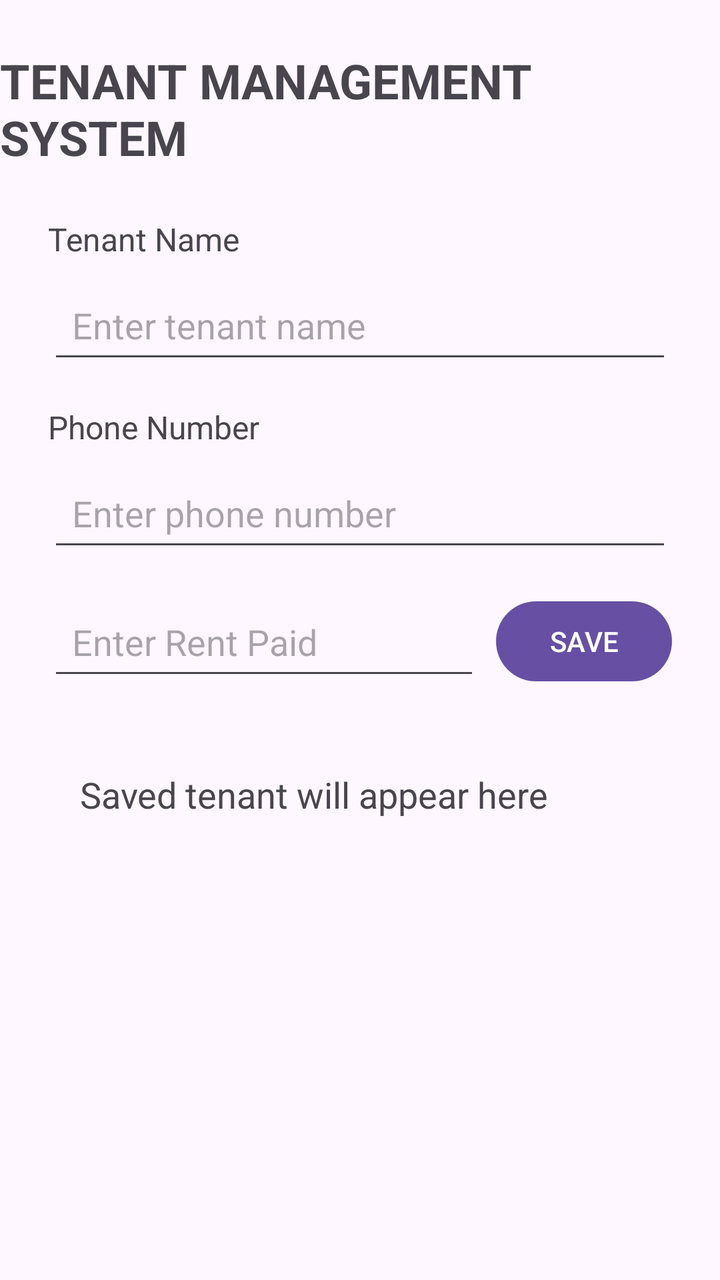
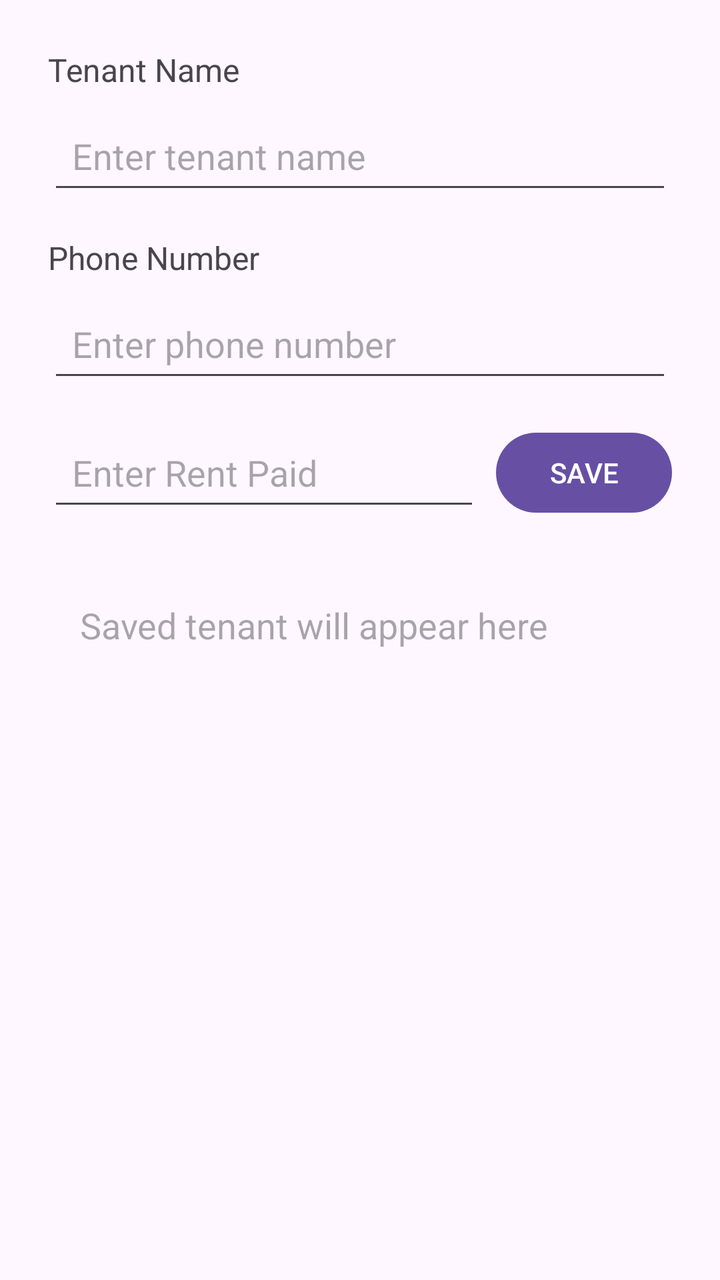

Screens rendered from an Android XML layout before and after an edit, with the pre-edit source and the edit as a unified diff.
<!-- AndroidManifest.xml: application theme Theme.TenantManagementSystem -->
<!-- res/layout/activity_main.xml -->
<?xml version="1.0" encoding="utf-8"?>
<androidx.constraintlayout.widget.ConstraintLayout
    xmlns:android="http://schemas.android.com/apk/res/android"
    xmlns:app="http://schemas.android.com/apk/res-auto"
    android:id="@+id/main"
    android:layout_width="match_parent"
    android:layout_height="match_parent">

    <TextView
        android:id="@+id/titleTextView"
        android:layout_width="wrap_content"
        android:layout_height="wrap_content"
        android:text="TENANT MANAGEMENT SYSTEM"
        android:textSize="24sp"
        android:textStyle="bold"
        android:layout_marginTop="24dp"
        app:layout_constraintTop_toTopOf="parent"
        app:layout_constraintStart_toStartOf="parent"
        app:layout_constraintEnd_toEndOf="parent" />

    <TextView
        android:id="@+id/tenantNameLabel"
        android:layout_width="wrap_content"
        android:layout_height="wrap_content"
        android:text="Tenant Name"
        android:textSize="16sp"
        android:layout_marginTop="24dp"
        android:layout_marginStart="24dp"
        app:layout_constraintTop_toBottomOf="@id/titleTextView"
        app:layout_constraintStart_toStartOf="parent" />

    <EditText
        android:id="@+id/tenantNameEditText"
        android:layout_width="0dp"
        android:layout_height="wrap_content"
        android:hint="Enter tenant name"
        android:minHeight="48dp"
        android:padding="12dp"
        android:layout_marginTop="8dp"
        android:layout_marginStart="24dp"
        android:layout_marginEnd="24dp"
        app:layout_constraintTop_toBottomOf="@id/tenantNameLabel"
        app:layout_constraintStart_toStartOf="parent"
        app:layout_constraintEnd_toEndOf="parent" />

    <TextView
        android:id="@+id/phoneLabel"
        android:layout_width="wrap_content"
        android:layout_height="wrap_content"
        android:text="Phone Number"
        android:textSize="16sp"
        android:layout_marginTop="16dp"
        android:layout_marginStart="24dp"
        app:layout_constraintTop_toBottomOf="@id/tenantNameEditText"
        app:layout_constraintStart_toStartOf="parent" />

    <EditText
        android:id="@+id/phoneEditText"
        android:layout_width="0dp"
        android:layout_height="wrap_content"
        android:hint="Enter phone number"
        android:inputType="phone"
        android:minHeight="48dp"
        android:padding="12dp"
        android:layout_marginTop="8dp"
        android:layout_marginStart="24dp"
        android:layout_marginEnd="24dp"
        app:layout_constraintTop_toBottomOf="@id/phoneLabel"
        app:layout_constraintStart_toStartOf="parent"
        app:layout_constraintEnd_toEndOf="parent" />

    <EditText
        android:id="@+id/rentEditText"
        android:layout_width="0dp"
        android:layout_height="wrap_content"
        android:hint="Enter Rent Paid"
        android:inputType="numberDecimal"
        android:minHeight="48dp"
        android:padding="12dp"
        android:layout_marginStart="24dp"
        android:layout_marginTop="16dp"
        android:layout_marginEnd="8dp"
        app:layout_constraintTop_toBottomOf="@id/phoneEditText"
        app:layout_constraintStart_toStartOf="parent"
        app:layout_constraintEnd_toStartOf="@id/saveButton" />

    <Button
        android:id="@+id/saveButton"
        android:layout_width="wrap_content"
        android:layout_height="wrap_content"
        android:text="SAVE"
        android:layout_marginEnd="24dp"
        app:layout_constraintTop_toTopOf="@id/rentEditText"
        app:layout_constraintEnd_toEndOf="parent" />

    <TextView
        android:id="@+id/tenantResultTextView"
        android:layout_width="0dp"
        android:layout_height="wrap_content"
        android:text="Saved tenant will appear here"
        android:textSize="18sp"
        android:padding="16dp"
        android:layout_margin="24dp"
        app:layout_constraintTop_toBottomOf="@id/rentEditText"
        app:layout_constraintStart_toStartOf="parent"
        app:layout_constraintEnd_toEndOf="parent" />
</androidx.constraintlayout.widget.ConstraintLayout>
<!-- resources referenced by this layout -->
<resources>
  <style name="Theme.TenantManagementSystem" parent="Base.Theme.TenantManagementSystem" />
  <style name="Base.Theme.TenantManagementSystem" parent="Theme.Material3.DayNight.NoActionBar">
          
          
      </style>
</resources>

<!-- the commit's change to res/layout/activity_main.xml (unified diff, before → after) -->
@@ -1,107 +1,107 @@
 <?xml version="1.0" encoding="utf-8"?>
-<androidx.constraintlayout.widget.ConstraintLayout
-    xmlns:android="http://schemas.android.com/apk/res/android"
-    xmlns:app="http://schemas.android.com/apk/res-auto"
-    android:id="@+id/main"
-    android:layout_width="match_parent"
-    android:layout_height="match_parent">
+<layout xmlns:android="http://schemas.android.com/apk/res/android"
+    xmlns:app="http://schemas.android.com/apk/res-auto">
 
-    <TextView
-        android:id="@+id/titleTextView"
-        android:layout_width="wrap_content"
-        android:layout_height="wrap_content"
-        android:text="TENANT MANAGEMENT SYSTEM"
-        android:textSize="24sp"
-        android:textStyle="bold"
-        android:layout_marginTop="24dp"
-        app:layout_constraintTop_toTopOf="parent"
-        app:layout_constraintStart_toStartOf="parent"
-        app:layout_constraintEnd_toEndOf="parent" />
+    <data>
+        <variable
+            name="tenant"
+            type="com.example.tenantmanagementsystem.Tenant" />
+    </data>
 
-    <TextView
-        android:id="@+id/tenantNameLabel"
-        android:layout_width="wrap_content"
-        android:layout_height="wrap_content"
-        android:text="Tenant Name"
-        android:textSize="16sp"
-        android:layout_marginTop="24dp"
-        android:layout_marginStart="24dp"
-        app:layout_constraintTop_toBottomOf="@id/titleTextView"
-        app:layout_constraintStart_toStartOf="parent" />
+    <androidx.constraintlayout.widget.ConstraintLayout
+        android:id="@+id/main"
+        android:layout_width="match_parent"
+        android:layout_height="match_parent">
 
-    <EditText
-        android:id="@+id/tenantNameEditText"
-        android:layout_width="0dp"
-        android:layout_height="wrap_content"
-        android:hint="Enter tenant name"
-        android:minHeight="48dp"
-        android:padding="12dp"
-        android:layout_marginTop="8dp"
-        android:layout_marginStart="24dp"
-        android:layout_marginEnd="24dp"
-        app:layout_constraintTop_toBottomOf="@id/tenantNameLabel"
-        app:layout_constraintStart_toStartOf="parent"
-        app:layout_constraintEnd_toEndOf="parent" />
+        <TextView
+            android:id="@+id/tenantResultTextView"
+            android:layout_width="0dp"
+            android:layout_height="wrap_content"
+            android:text="@{tenant.summary()}"
+            android:hint="Saved tenant will appear here"
+            android:textSize="18sp"
+            android:padding="16dp"
+            android:layout_margin="24dp"
+            app:layout_constraintTop_toBottomOf="@id/rentEditText"
+            app:layout_constraintStart_toStartOf="parent"
+            app:layout_constraintEnd_toEndOf="parent" />
 
-    <TextView
-        android:id="@+id/phoneLabel"
-        android:layout_width="wrap_content"
-        android:layout_height="wrap_content"
-        android:text="Phone Number"
-        android:textSize="16sp"
-        android:layout_marginTop="16dp"
-        android:layout_marginStart="24dp"
-        app:layout_constraintTop_toBottomOf="@id/tenantNameEditText"
-        app:layout_constraintStart_toStartOf="parent" />
+        <TextView
+            android:id="@+id/tenantNameLabel"
+            android:layout_width="wrap_content"
+            android:layout_height="wrap_content"
+            android:text="Tenant Name"
+            android:textSize="16sp"
+            android:layout_marginTop="24dp"
+            android:layout_marginStart="24dp"
+            app:layout_constraintTop_toTopOf="parent"
+            app:layout_constraintStart_toStartOf="parent" />
 
-    <EditText
-        android:id="@+id/phoneEditText"
-        android:layout_width="0dp"
-        android:layout_height="wrap_content"
-        android:hint="Enter phone number"
-        android:inputType="phone"
-        android:minHeight="48dp"
-        android:padding="12dp"
-        android:layout_marginTop="8dp"
-        android:layout_marginStart="24dp"
-        android:layout_marginEnd="24dp"
-        app:layout_constraintTop_toBottomOf="@id/phoneLabel"
-        app:layout_constraintStart_toStartOf="parent"
-        app:layout_constraintEnd_toEndOf="parent" />
+        <EditText
+            android:id="@+id/tenantNameEditText"
+            android:layout_width="0dp"
+            android:layout_height="wrap_content"
+            android:hint="Enter tenant name"
+            android:minHeight="48dp"
+            android:padding="12dp"
+            android:layout_marginTop="8dp"
+            android:layout_marginStart="24dp"
+            android:layout_marginEnd="24dp"
+            app:layout_constraintTop_toBottomOf="@id/tenantNameLabel"
+            app:layout_constraintStart_toStartOf="parent"
+            app:layout_constraintEnd_toEndOf="parent" />
 
-    <EditText
-        android:id="@+id/rentEditText"
-        android:layout_width="0dp"
-        android:layout_height="wrap_content"
-        android:hint="Enter Rent Paid"
-        android:inputType="numberDecimal"
-        android:minHeight="48dp"
-        android:padding="12dp"
-        android:layout_marginStart="24dp"
-        android:layout_marginTop="16dp"
-        android:layout_marginEnd="8dp"
-        app:layout_constraintTop_toBottomOf="@id/phoneEditText"
-        app:layout_constraintStart_toStartOf="parent"
-        app:layout_constraintEnd_toStartOf="@id/saveButton" />
+        <TextView
+            android:id="@+id/phoneLabel"
+            android:layout_width="wrap_content"
+            android:layout_height="wrap_content"
+            android:text="Phone Number"
+            android:textSize="16sp"
+            android:layout_marginTop="16dp"
+            android:layout_marginStart="24dp"
+            app:layout_constraintTop_toBottomOf="@id/tenantNameEditText"
+            app:layout_constraintStart_toStartOf="parent" />
 
-    <Button
-        android:id="@+id/saveButton"
-        android:layout_width="wrap_content"
-        android:layout_height="wrap_content"
-        android:text="SAVE"
-        android:layout_marginEnd="24dp"
-        app:layout_constraintTop_toTopOf="@id/rentEditText"
-        app:layout_constraintEnd_toEndOf="parent" />
+        <EditText
+            android:id="@+id/phoneEditText"
+            android:layout_width="0dp"
+            android:layout_height="wrap_content"
+            android:hint="Enter phone number"
+            android:inputType="phone"
+            android:minHeight="48dp"
+            android:padding="12dp"
+            android:layout_marginTop="8dp"
+            android:layout_marginStart="24dp"
+            android:layout_marginEnd="24dp"
+            app:layout_constraintTop_toBottomOf="@id/phoneLabel"
+            app:layout_constraintStart_toStartOf="parent"
+            app:layout_constraintEnd_toEndOf="parent" />
 
-    <TextView
-        android:id="@+id/tenantResultTextView"
-        android:layout_width="0dp"
-        android:layout_height="wrap_content"
-        android:text="Saved tenant will appear here"
-        android:textSize="18sp"
-        android:padding="16dp"
-        android:layout_margin="24dp"
-        app:layout_constraintTop_toBottomOf="@id/rentEditText"
-        app:layout_constraintStart_toStartOf="parent"
-        app:layout_constraintEnd_toEndOf="parent" />
-</androidx.constraintlayout.widget.ConstraintLayout>
+        <EditText
+            android:id="@+id/rentEditText"
+            android:layout_width="0dp"
+            android:layout_height="wrap_content"
+            android:hint="Enter Rent Paid"
+            android:inputType="numberDecimal"
+            android:minHeight="48dp"
+            android:padding="12dp"
+            android:layout_marginStart="24dp"
+            android:layout_marginTop="16dp"
+            android:layout_marginEnd="8dp"
+            app:layout_constraintTop_toBottomOf="@id/phoneEditText"
+            app:layout_constraintStart_toStartOf="parent"
+            app:layout_constraintEnd_toStartOf="@id/saveButton" />
+
+        <Button
+            android:id="@+id/saveButton"
+            android:layout_width="wrap_content"
+            android:layout_height="wrap_content"
+            android:text="SAVE"
+            android:layout_marginEnd="24dp"
+            app:layout_constraintTop_toTopOf="@id/rentEditText"
+            app:layout_constraintBottom_toBottomOf="@id/rentEditText"
+            app:layout_constraintStart_toEndOf="@id/rentEditText"
+            app:layout_constraintEnd_toEndOf="parent" />
+
+    </androidx.constraintlayout.widget.ConstraintLayout>
+</layout>
